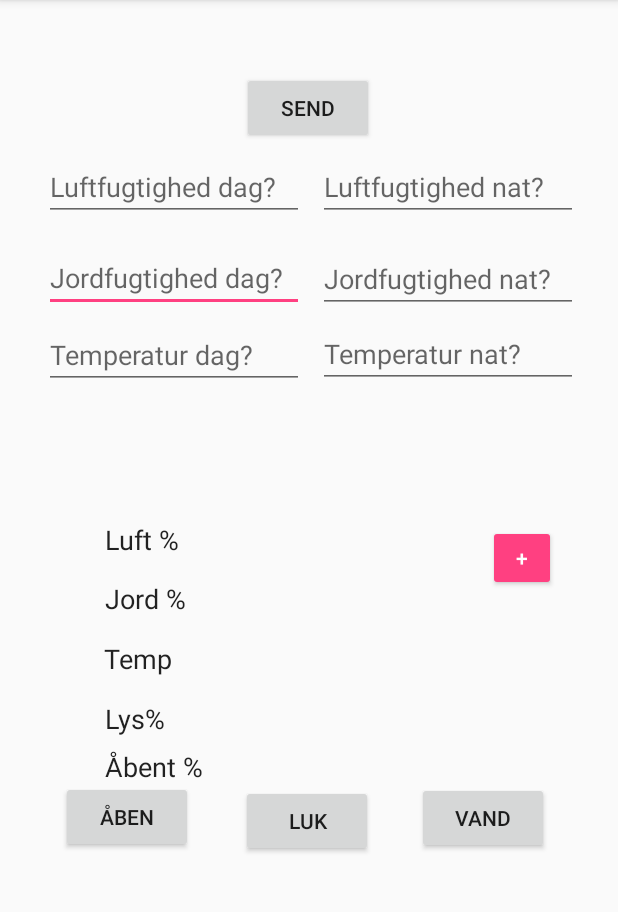
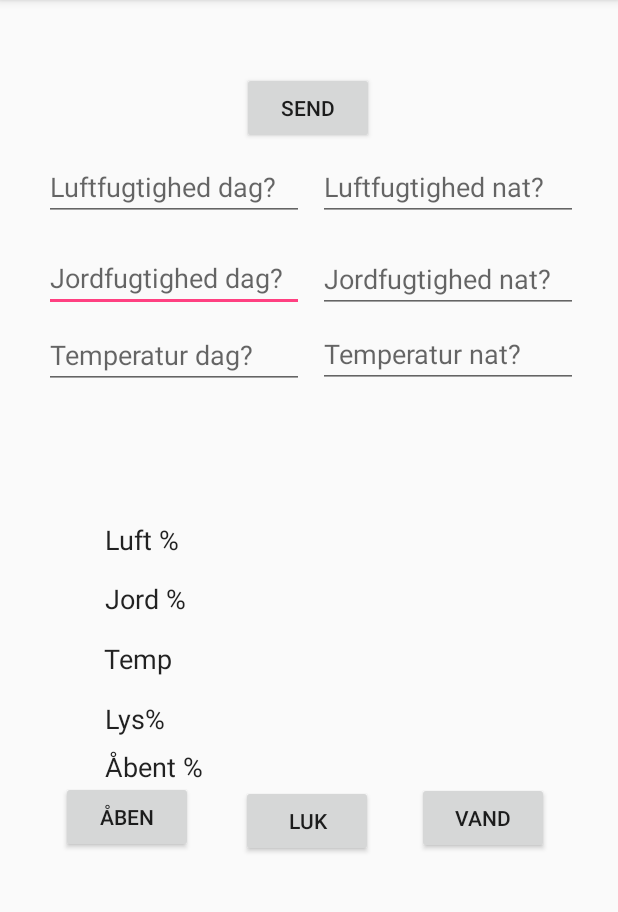
Before and after one commit to AndersHP/IoT-android-app, an Android app: the screen it shows after launch (MainActivity), on a phone screen of 412 x 824 dp, the part 84-996 px from its top. Run offline under Robolectric (Android 15) with nearby library versions, the phone set to English and light mode, and no system bars; libraries missing offline, so code that uses them is left out: io.particle.android; 4 statements that could not run were skipped.

Commit message:
removed update button and added background thread instead

```diff
--- a/app/src/main/java/com/example/anders/test/MainActivity.java
+++ b/app/src/main/java/com/example/anders/test/MainActivity.java
@@ -17,6 +17,8 @@ import java.math.BigDecimal;
 import java.util.ArrayList;
 import java.util.List;
 import java.util.Map;
+import java.util.Timer;
+import java.util.TimerTask;
 
 import io.particle.android.sdk.cloud.ParticleCloud;
 import io.particle.android.sdk.cloud.ParticleCloudException;
@@ -31,8 +33,10 @@ import io.particle.android.sdk.cloud.ParticleDevice.VariableType;
 
 public class MainActivity extends AppCompatActivity {
 
-    private Button buttonClose, buttonOpen, buttonSend, buttonWater, buttonUpdate;
+    private Button buttonClose, buttonOpen, buttonSend, buttonWater;
     private EditText fldAir, fldSoil, fldTemp, fldAirNight, fldSoilNight, fldTempNight, currentAirFld, currentSoilFld, currentTempFld, currentServoFld, currentLightFld;
+
+    Timer timer = new Timer();
 
     //private final Stri    ng particleUsername = "Anders.ahp@gmail.com";
     //private final String particlePw = "34283428";
@@ -61,7 +65,6 @@ public class MainActivity extends AppCompatActivity {
         buttonOpen = (Button) findViewById(R.id.open);
         buttonSend = (Button) findViewById(R.id.send);
         buttonWater = (Button) findViewById(R.id.water);
-        buttonUpdate = (Button) findViewById(R.id.update);
 
         fldAir = (EditText) findViewById(R.id.humidityFld);
         fldSoil = (EditText) findViewById(R.id.waterFld);
@@ -96,10 +99,6 @@ public class MainActivity extends AppCompatActivity {
                 waterPlant();
             }
         });
-        buttonUpdate.setOnClickListener(new View.OnClickListener() {
-            public void onClick(View v) { getCurrentValues();
-            }
-        });
 
         // Login to cloud when starting the app
         ParticleCloudSDK.init(getApplicationContext());
@@ -118,6 +117,11 @@ public class MainActivity extends AppCompatActivity {
 
             }
         }).start();
+
+
+        // Start thread to update with current values
+        UpdateGui updateGuiThread = new UpdateGui();
+        timer.scheduleAtFixedRate(updateGuiThread,5000,10000);
 
     }
 
@@ -221,4 +225,10 @@ public class MainActivity extends AppCompatActivity {
             }
         });
     }
+
+    class UpdateGui extends TimerTask {
+        public void run() {
+            getCurrentValues();
+        }
+    }
 }
--- a/app/src/main/res/layout/activity_main.xml
+++ b/app/src/main/res/layout/activity_main.xml
@@ -215,22 +215,6 @@
             app:layout_constraintVertical_bias="1.0" />
 
         <Button
-            android:id="@+id/update"
-            style="@style/Widget.AppCompat.Button.Colored"
-            android:layout_width="45dp"
-            android:layout_height="44dp"
-            android:layout_marginBottom="16dp"
-            android:layout_marginRight="8dp"
-            android:layout_marginTop="8dp"
-            android:text="+"
-            app:layout_constraintBottom_toBottomOf="parent"
-            app:layout_constraintRight_toRightOf="parent"
-            app:layout_constraintTop_toTopOf="parent"
-            app:layout_constraintVertical_bias="0.0"
-            app:layout_constraintLeft_toRightOf="@+id/currentAirFld"
-            android:layout_marginLeft="8dp" />
-
-        <Button
             android:id="@+id/close"
             android:layout_width="wrap_content"
             android:layout_height="wrap_content"
```
